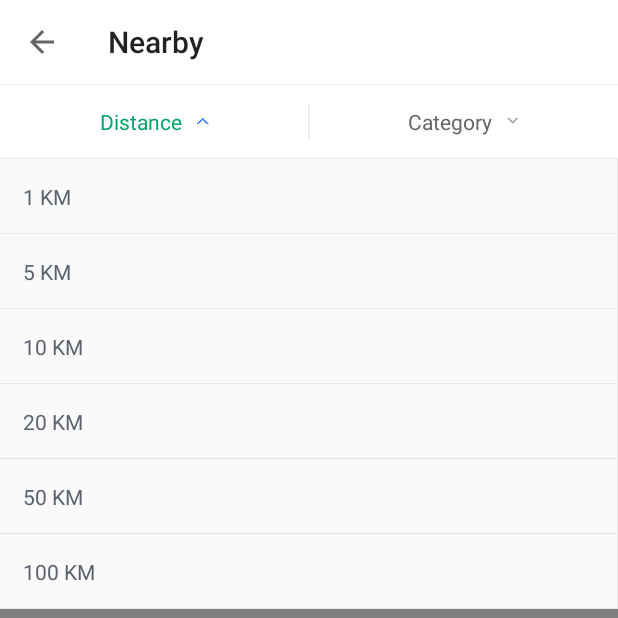
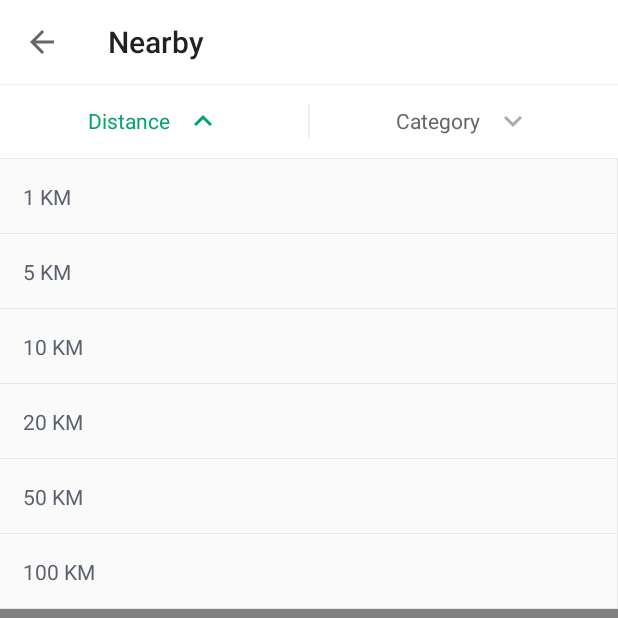
Before and after one commit to COMP90018-W16-5/vic-market-android, an Android app: the NearbyItemsActivity screen opened directly, with no data from a screen before it, after a tap on "Distance", on a phone screen of 412 x 824 dp, the top half of it. Run offline under Robolectric (Android 15) with nearby library versions, the phone set to English and light mode, and no system bars; our stand-ins replace RxJava; libraries missing offline, so code that uses them is left out: com.blankj.utilcode, com.scwang.smartrefresh; plain views replace SmartRefreshLayout; network calls fail; pictures from the network do not load; 5 statements that could not run were skipped.

```diff
--- /dev/null
+++ b/filter-lib/src/main/res/drawable/arrow_down.xml
@@ -0,0 +1,10 @@
+<vector xmlns:android="http://schemas.android.com/apk/res/android"
+    android:width="24dp"
+    android:height="24dp"
+    android:viewportWidth="24"
+    android:viewportHeight="24"
+    android:tint="@android:color/darker_gray">
+  <path
+      android:fillColor="@android:color/white"
+      android:pathData="M7.41,8.59L12,13.17l4.59,-4.58L18,10l-6,6 -6,-6 1.41,-1.41z"/>
+</vector>
--- /dev/null
+++ b/filter-lib/src/main/res/drawable/arrow_up.xml
@@ -0,0 +1,10 @@
+<vector xmlns:android="http://schemas.android.com/apk/res/android"
+    android:width="24dp"
+    android:height="24dp"
+    android:viewportWidth="24"
+    android:viewportHeight="24"
+    android:tint="@color/blue_4285f4">
+  <path
+      android:fillColor="@android:color/white"
+      android:pathData="M7.41,15.41L12,10.83l4.59,4.58L18,14l-6,-6 -6,6z"/>
+</vector>
--- a/filter-lib/src/main/res/drawable/level_filter.xml
+++ b/filter-lib/src/main/res/drawable/level_filter.xml
@@ -2,10 +2,10 @@
 <level-list xmlns:android="http://schemas.android.com/apk/res/android">
 
     <item
-        android:drawable="@drawable/common_filter_arrow_down"
+        android:drawable="@drawable/arrow_down"
         android:maxLevel="0" />
     <item
-        android:drawable="@drawable/common_filter_arrow_up"
+        android:drawable="@drawable/arrow_up"
         android:maxLevel="1" />
 
 </level-list>
--- a/filter-lib/src/main/res/values/color.xml
+++ b/filter-lib/src/main/res/values/color.xml
@@ -4,6 +4,6 @@
     <color name="black_p50">#7f000000</color>
     <color name="gray_e7e7e7">#e7e7e7</color>
     <color name="b_c_fafafa">#fafafa</color>
-    <color name="blue_4285f4">#4285f4</color>
+    <color name="blue_4285f4">#00a667</color>
     <color name="black_5a626d">#5a626d</color>
 </resources>
```
Also changed, not shown: app/src/main/java/group/unimelb/vicmarket/activity/NearbyItemsActivity.java (+35 -30 lines), filter-lib/src/main/res/drawable-xxhdpi/common_filter_arrow_down.png (deleted), filter-lib/src/main/res/drawable-xxhdpi/common_filter_arrow_up.png (deleted).
